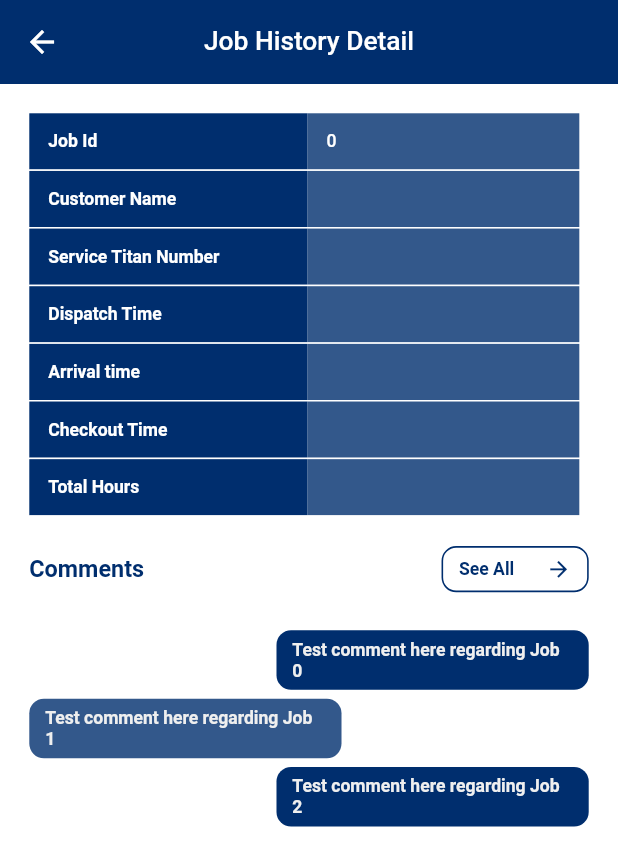
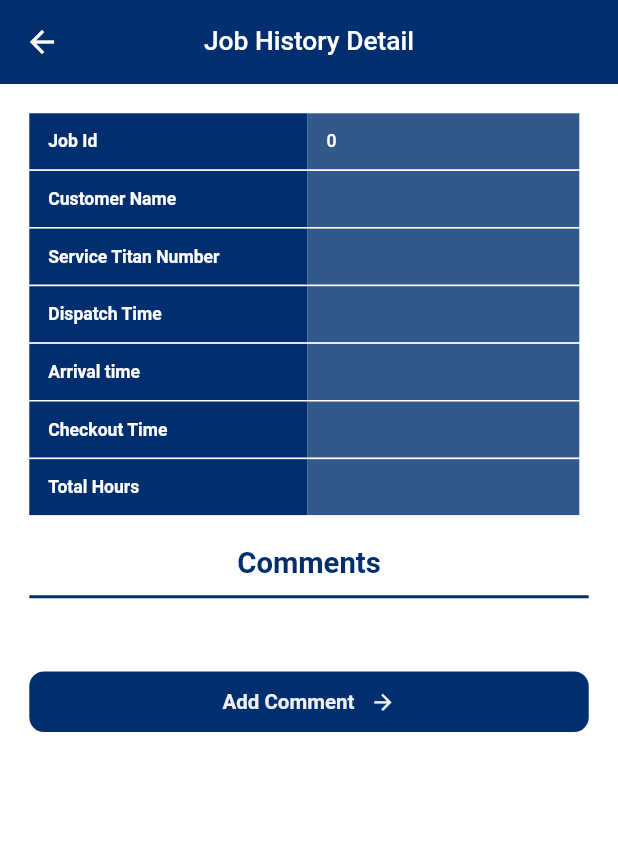
Before and after one commit to MiniSquareTechnology/servicesucces_flutter, a Flutter app: the HistoryDetailScreen screen opened directly with empty values, on a phone screen of 412 x 824 dp. Shown: the top 866 px of the screen. Run offline on Flutter 3.47's test engine with Material 2 defaults, Android fonts, the phone set to English and light mode, and no system bars; our stand-ins replace dropdown_button2, email_validator, flutter_screenutil, geocoding, geolocator, get and 3 more; missing offline and left inert: bottom_bar; accounts and stored records are empty; network calls fail.

Commit message:
change app icon and add comments module

```diff
--- a/lib/data/resources/endpoints.dart
+++ b/lib/data/resources/endpoints.dart
@@ -44,6 +44,11 @@ class ApiJobEndPoints {
       method: RequestType.MultiPart,
       needsAuthorization: true);
 
+  final ApiEndpoint addComment = ApiEndpoint(
+      path: "add-comment",
+      method: RequestType.Post,
+      needsAuthorization: true);
+
   final ApiEndpoint addJobForm = ApiEndpoint(
       path: "add-update-job-form",
       method: RequestType.Post,
--- a/lib/models/job_history_response_model.dart
+++ b/lib/models/job_history_response_model.dart
@@ -62,8 +62,8 @@ class JobHistoryResponseModel {
 }
 
 class JobHistoryData {
-  JobHistoryData({
-    num? id,
+  JobHistoryData(
+      {num? id,
       String? customerName,
       String? serviceTitanNumber,
       num? userId,
@@ -74,7 +74,7 @@ class JobHistoryData {
       String? updatedAt,
       String? totalHours,
       List<JobForm>? jobForm,
-  }) {
+      List<EditJobs>? editJobs}) {
     _id = id;
     _customerName = customerName;
     _serviceTitanNumber = serviceTitanNumber;
@@ -86,6 +86,7 @@ class JobHistoryData {
     _updatedAt = updatedAt;
     _totalHours = totalHours;
     _jobForm = jobForm;
+    _editJobs = editJobs;
   }
 
   JobHistoryData.fromJson(dynamic json) {
@@ -105,6 +106,12 @@ class JobHistoryData {
         _jobForm?.add(JobForm.fromJson(v));
       });
     }
+    if (json['edit_jobs'] != null) {
+      _editJobs = <EditJobs>[];
+      json['edit_jobs'].forEach((v) {
+        _editJobs!.add(EditJobs.fromJson(v));
+      });
+    }
   }
 
   num? _id;
@@ -118,9 +125,10 @@ class JobHistoryData {
   String? _updatedAt;
   String? _totalHours;
   List<JobForm>? _jobForm;
+  List<EditJobs>? _editJobs;
 
-  JobHistoryData copyWith({
-    num? id,
+  JobHistoryData copyWith(
+          {num? id,
           String? customerName,
           String? serviceTitanNumber,
           num? userId,
@@ -131,7 +139,7 @@ class JobHistoryData {
           String? updatedAt,
           String? totalHours,
           List<JobForm>? jobForm,
-  }) =>
+          List<EditJobs>? editJobs}) =>
       JobHistoryData(
         id: id ?? _id,
         customerName: customerName ?? _customerName,
@@ -144,6 +152,7 @@ class JobHistoryData {
         updatedAt: updatedAt ?? _updatedAt,
         totalHours: totalHours ?? _totalHours,
         jobForm: jobForm ?? _jobForm,
+        editJobs: editJobs ?? _editJobs,
       );
 
   num? get id => _id;
@@ -168,6 +177,8 @@ class JobHistoryData {
 
   List<JobForm>? get jobForm => _jobForm;
 
+  List<EditJobs>? get editJobs => _editJobs;
+
   Map<String, dynamic> toJson() {
     final map = <String, dynamic>{};
     map['id'] = _id;
@@ -182,6 +193,9 @@ class JobHistoryData {
     map['total_hours'] = _totalHours;
     if (_jobForm != null) {
       map['job_form'] = _jobForm?.map((v) => v.toJson()).toList();
+    }
+    if (editJobs != null) {
+      map['edit_jobs'] = editJobs!.map((v) => v.toJson()).toList();
     }
     return map;
   }
@@ -287,3 +301,48 @@ class JobForm {
     return map;
   }
 }
+
+class EditJobs {
+  int? id;
+  int? userId;
+  int? jobId;
+  dynamic oldData;
+  dynamic newData;
+  String? comment;
+  String? createdAt;
+  String? updatedAt;
+
+  EditJobs(
+      {this.id,
+      this.userId,
+      this.jobId,
+      this.oldData,
+      this.newData,
+      this.comment,
+      this.createdAt,
+      this.updatedAt});
+
+  EditJobs.fromJson(Map<String, dynamic> json) {
+    id = json['id'];
+    userId = json['user_id'];
+    jobId = json['job_id'];
+    oldData = json['old_data'];
+    newData = json['new_data'];
+    comment = json['comment'];
+    createdAt = json['created_at'];
+    updatedAt = json['updated_at'];
+  }
+
+  Map<String, dynamic> toJson() {
+    final Map<String, dynamic> data = <String, dynamic>{};
+    data['id'] = id;
+    data['user_id'] = userId;
+    data['job_id'] = jobId;
+    data['old_data'] = oldData;
+    data['new_data'] = newData;
+    data['comment'] = comment;
+    data['created_at'] = createdAt;
+    data['updated_at'] = updatedAt;
+    return data;
+  }
+}
--- a/lib/res/utils/constants/app_string_constants.dart
+++ b/lib/res/utils/constants/app_string_constants.dart
@@ -74,4 +74,6 @@ class AppStringConstants {
   static const String comments = "Comments";
   static const String comment = "comment";
   static const String seeAll = "See All";
+  static const String addComment = "Add Comment";
+  static const String admin = "Admin";
 }
--- a/lib/res/utils/routes/app_routes.dart
+++ b/lib/res/utils/routes/app_routes.dart
@@ -17,7 +17,10 @@ class AppRoutes {
       RoutePathConstants.splashScreen: (context) => const SplashScreen(),
       RoutePathConstants.loginScreen: (context) => const LoginScreen(),
       RoutePathConstants.bottomNavScreen: (context) => const BottomNavScreen(),
-      RoutePathConstants.commentsListScreen: (context) => const CommentsListScreen(),
+      RoutePathConstants.commentsListScreen: (context) {
+        Map params = ModalRoute.of(context)!.settings.arguments as Map;
+        return CommentsListScreen(jobData: params['jobData'] as JobHistoryData);
+      },
       RoutePathConstants.jobFormScreen: (context) {
         Map params = ModalRoute.of(context)!.settings.arguments as Map;
         return JobFormScreen(
--- a/lib/views/history_detail_screen.dart
+++ b/lib/views/history_detail_screen.dart
@@ -1,5 +1,6 @@
 import 'package:employee_clock_in/data/binding/app_binding.dart';
 import 'package:employee_clock_in/models/job_history_response_model.dart';
+import 'package:employee_clock_in/res/custom_widgets/message_widget.dart';
 import 'package:employee_clock_in/res/utils/constants/app_string_constants.dart';
 import 'package:employee_clock_in/res/utils/routes/route_path_constants.dart';
 import 'package:employee_clock_in/res/utils/theme/color_palette.dart';
@@ -19,11 +20,17 @@ class HistoryDetailScreen extends StatefulWidget {
 
 class _HistoryDetailScreenState extends State<HistoryDetailScreen> {
   late HomeViewModel homeViewModel;
+  int commentsLength = 0;
 
   @override
   void initState() {
     homeViewModel = Get.find(tag: AppBinding.homeViewModelTag);
-    // homeViewModel.showAllComments.value = false;
+    if (widget.data.editJobs!.length > 4) {
+      commentsLength = 4;
+    } else {
+      commentsLength = widget.data.editJobs!.length;
+    }
+
     super.initState();
   }
 
@@ -91,87 +98,68 @@ class _HistoryDetailScreenState extends State<HistoryDetailScreen> {
                           '${widget.data.jobForm![0].totalAmount ?? 0 * (widget.data.jobForm![0].comission ?? 0) / 100}'),
                   ],
                   SizedBox(height: 20.h),
-                  Row(
-                    mainAxisAlignment: MainAxisAlignment.spaceBetween,
+                  Column(
+                    mainAxisAlignment: MainAxisAlignment.center,
+                    crossAxisAlignment: CrossAxisAlignment.center,
                     children: [
                       Text(
                         AppStringConstants.comments,
                         style: TextStyle(
                             color: ColorPalette.appPrimaryColor,
-                            fontSize: 16.sp,
+                            fontSize: 20.sp,
                             fontStyle: FontStyle.normal,
                             fontWeight: FontWeight.bold),
                       ),
+                      Container(
+                        width: 1.0.sw,
+                        height: 2,
+                        color: ColorPalette.appPrimaryColor,
+                        margin: EdgeInsets.only(top: 10.h),
+                      )
+                    ],
+                  ),
+                  SizedBox(height: 20.h),
+                  for (int i = 0; i < commentsLength; i++) ...[commentItem(i)],
+                  SizedBox(height: 20.h),
                   InkWell(
                     onTap: () {
-                          Get.toNamed(RoutePathConstants.commentsListScreen);
+                      Get.toNamed(RoutePathConstants.commentsListScreen,
+                          arguments: {"jobData": widget.data});
                       // homeViewModel.showAllComments.value = true;
                     },
                     child: Container(
                       decoration: BoxDecoration(
-                              // color: ColorPalette.appPrimaryColor,
-                              border: Border.all(
                           color: ColorPalette.appPrimaryColor,
-                                  width: 1.w),
+                          // border: Border.all(
+                          //     color: ColorPalette.appPrimaryColor, width: 1.w),
                           borderRadius: BorderRadius.circular(10.r)),
-                          padding: EdgeInsets.symmetric(
-                              horizontal: 10.w, vertical: 6.h),
+                      padding:
+                          EdgeInsets.symmetric(horizontal: 10.w, vertical: 12.h),
+                      margin: EdgeInsets.only(top: 10.h, bottom: 10.h),
                       child: Row(
-                            mainAxisAlignment: MainAxisAlignment.spaceBetween,
+                        mainAxisAlignment: MainAxisAlignment.center,
                         crossAxisAlignment: CrossAxisAlignment.center,
                         children: [
                           Text(
-                                AppStringConstants.seeAll,
+                            commentsLength > 0 ? AppStringConstants.seeAll : AppStringConstants.addComment,
                             style: TextStyle(
-                                    color: ColorPalette.appPrimaryColor,
-                                    fontSize: 12.sp,
+                                color: ColorPalette.white,
+                                fontSize: 14.sp,
                                 fontStyle: FontStyle.normal,
                                 fontWeight: FontWeight.w600),
                           ),
                           SizedBox(
-                                width: 20.w,
+                            width: 10.w,
                           ),
                           Icon(
                             Icons.arrow_forward_sharp,
-                                color: ColorPalette.appPrimaryColor,
+                            color: ColorPalette.white,
                             size: 16.w,
                           )
                         ],
                       ),
                     ),
                   )
-                    ],
-                  ),
-                  SizedBox(height: 20.h),
-                  for (int i = 0; i < 3; i++) ...[
-                    Align(
-                      alignment: (i % 2) != 0
-                          ? Alignment.centerLeft
-                          : Alignment.centerRight,
-                      child: Container(
-                        decoration: BoxDecoration(
-                            color: (i % 2) != 0
-                                ? ColorPalette.appPrimaryColor.withOpacity(0.8)
-                                : ColorPalette.appPrimaryColor,
-                            borderRadius: BorderRadius.circular(10.r)),
-                        margin: EdgeInsets.only(
-                          top: 6.h,
-                          left: (i % 2) != 0 ? 0 : 0.4.sw,
-                          right: (i % 2) != 0 ? 0.4.sw : 0,
-                        ),
-                        padding: EdgeInsets.symmetric(
-                            horizontal: 10.w, vertical: 6.h),
-                        child: Text(
-                          "Test comment here regarding Job $i",
-                          style: TextStyle(
-                              color: ColorPalette.white,
-                              fontSize: 12.sp,
-                              fontStyle: FontStyle.normal,
-                              fontWeight: FontWeight.w600),
-                        ),
-                      ),
-                    )
-                  ]
                 ],
               ),
             ),
@@ -224,4 +212,10 @@ class _HistoryDetailScreenState extends State<HistoryDetailScreen> {
       ],
     );
   }
+
+  Widget commentItem(int index) {
+    EditJobs msgData = widget.data.editJobs!.elementAt(index);
+    bool isMyMsg = homeViewModel.userId.compareTo("${msgData.userId}") == 0;
+    return MessageWidget(msgData: msgData, isMyMsg: isMyMsg);
   }
+}
--- a/lib/views/job_form_screen.dart
+++ b/lib/views/job_form_screen.dart
@@ -244,7 +244,7 @@ class _JobFormScreenState extends State<JobFormScreen> {
                     crossAxisAlignment: CrossAxisAlignment.center,
                     children: [
                       Text(
-                        homeViewModel.commissionPercentSelectValue.value,
+                        "${homeViewModel.commissionPercentSelectValue.value} %",
                         style: TextStyle(
                           fontSize: 15.sp,
                           color: ColorPalette.appPrimaryColor,
@@ -335,7 +335,7 @@ class _JobFormScreenState extends State<JobFormScreen> {
                     crossAxisAlignment: CrossAxisAlignment.center,
                     children: [
                       Text(
-                        homeViewModel.sellingTechnicianTaskSelectValue.value,
+                        "${homeViewModel.sellingTechnicianTaskSelectValue.value} %",
                         style: TextStyle(
                           fontSize: 15.sp,
                           color: ColorPalette.appPrimaryColor,
@@ -674,7 +674,7 @@ abstract class MenuItems {
 
   static Widget buildItem(MenuItem item) {
     return Text(
-      item.text,
+      "${item.text} %",
       style: TextStyle(
         fontSize: 15.sp,
         color: ColorPalette.appPrimaryColor,
--- a/pubspec.yaml
+++ b/pubspec.yaml
@@ -36,7 +36,7 @@ flutter_launcher_icons:
   android: "launcher_icon"
   ios: true
   remove_alpha_ios: true
-  image_path: "assets/icon/app_icon.png"
+  image_path: "assets/icon/app_icon_new.jpeg"
   min_sdk_android: 21
 
 # For information on the generic Dart part of this file, see the
@@ -53,7 +53,7 @@ flutter:
   # To add assets to your application, add an assets section, like this:
   assets:
     - assets/
-    - assets/icon/app_icon.png
+    - assets/icon/
 
   # An image asset can refer to one or more resolution-specific "variants", see
   # https://flutter.dev/assets-and-images/#resolution-aware
```
Also changed, not shown: lib/data/repository/home_repository.dart (+12 -1 lines), lib/models/add_comment_response_model.dart (added, +55 -0 lines), lib/res/custom_widgets/message_widget.dart (added, +101 -0 lines), lib/view_models/home_view_model.dart (+30 -0 lines), lib/views/comments_list_screen.dart (+46 -43 lines), assets/icon/app_icon_new.jpeg (added), 28 other files. Lines whose indentation alone changed are shown as unchanged.
